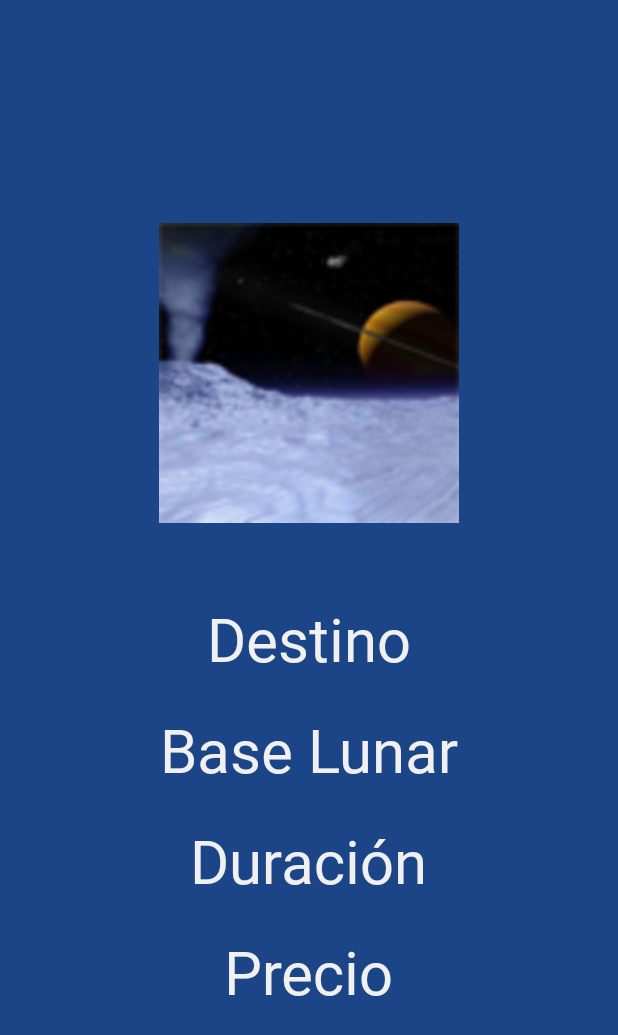
After one commit to JavFuentes/SaturnHopper, an Android app: the layout fragment_detalle_destino.xml on its own in the app's theme, with its tools: preview values and no code run, on a phone screen of 412 x 824 dp. The commit adds this screen. Shown: the top 1035 px of the screen. Run offline under Robolectric (Android 15) with nearby library versions, the phone set to English and light mode, and no system bars.

Commit message:
DetalleDestinoFragment operativo!

```diff
--- /dev/null
+++ b/app/src/main/res/layout/fragment_detalle_destino.xml
@@ -0,0 +1,61 @@
+<?xml version="1.0" encoding="utf-8"?>
+<FrameLayout xmlns:android="http://schemas.android.com/apk/res/android"
+    xmlns:tools="http://schemas.android.com/tools"
+    android:layout_width="match_parent"
+    android:layout_height="match_parent"
+    tools:context=".DetalleDestinoFragment">
+
+    <LinearLayout
+        android:layout_width="match_parent"
+        android:layout_height="match_parent"
+        android:gravity="center"
+        android:background="@color/color1"
+        android:orientation="vertical">
+        <ImageView
+            android:id="@+id/iv_imagen"
+            android:layout_width="200dp"
+            android:layout_height="200dp"
+            android:src="@drawable/image1"
+            android:layout_marginBottom="50dp">
+        </ImageView>
+        <TextView
+            android:id="@+id/tv_destino"
+            android:textSize="40dp"
+            android:fontFamily="@font/electromagnetic_lungs"
+            android:textColor="@color/color3"
+            android:layout_width="wrap_content"
+            android:layout_height="wrap_content"
+            android:text="Destino"
+            android:layout_marginBottom="20dp">
+        </TextView>
+        <TextView
+            android:id="@+id/tv_base_lunar"
+            android:textSize="40dp"
+            android:fontFamily="@font/electromagnetic_lungs"
+            android:textColor="@color/color3"
+            android:layout_width="wrap_content"
+            android:layout_height="wrap_content"
+            android:text="Base Lunar"
+            android:layout_marginBottom="20dp">
+        </TextView>
+        <TextView
+            android:id="@+id/tv_duracion"
+            android:textSize="40dp"
+            android:fontFamily="@font/electromagnetic_lungs"
+            android:textColor="@color/color3"
+            android:layout_width="wrap_content"
+            android:layout_height="wrap_content"
+            android:text="Duración"
+            android:layout_marginBottom="20dp">
+        </TextView>
+        <TextView
+            android:id="@+id/tv_precio"
+            android:textSize="40dp"
+            android:fontFamily="@font/electromagnetic_lungs"
+            android:textColor="@color/color3"
+            android:layout_width="wrap_content"
+            android:layout_height="wrap_content"
+            android:text="Precio">
+        </TextView>
+    </LinearLayout>
+</FrameLayout>
```
Also changed, not shown: app/src/main/java/com/example/saturnhopper/AdaptadorPaqueteViaje.java (+21 -0 lines), app/src/main/java/com/example/saturnhopper/DetalleDestinoFragment.java (added, +48 -0 lines), app/src/main/java/com/example/saturnhopper/DetallesDestinoFragment.java (deleted, +0 -13 lines), app/src/main/java/com/example/saturnhopper/PaqueteViaje.java (+4 -4 lines), app/src/main/res/layout/fragment_detalles_destino.xml (deleted, +0 -14 lines), app/src/main/res/navigation/nav_graph.xml (+8 -0 lines).
